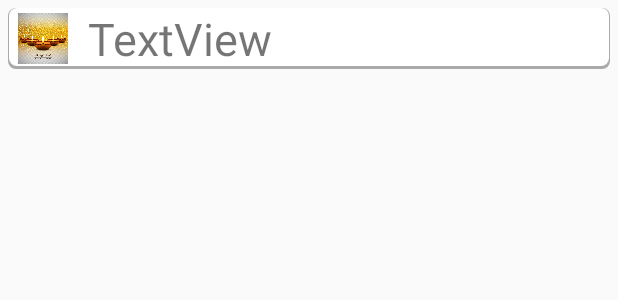
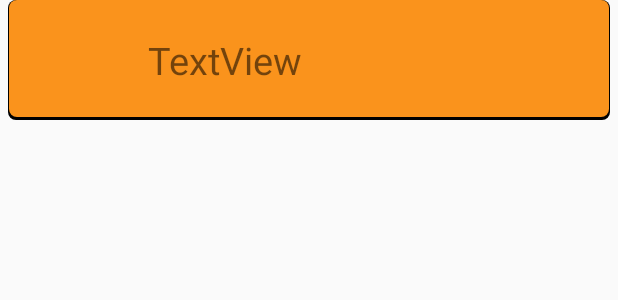
Before and after one commit to Himanshijaat/HimanshiMusicApp, an Android app: the layout custom_festive_song_list.xml on its own in the app's theme, with its tools: preview values and no code run, on a phone screen of 412 x 824 dp. Shown: the top 300 px of the screen. Run offline under Robolectric (Android 15) with nearby library versions, the phone set to English and light mode, and no system bars.

Commit message:
list created

```diff
--- a/app/src/main/AndroidManifest.xml
+++ b/app/src/main/AndroidManifest.xml
@@ -10,11 +10,16 @@
         android:supportsRtl="true"
         android:theme="@style/AppTheme">
         <activity android:name=".MainActivity">
+
+        </activity>
+
+        <activity android:name=".FestivalSongs">
             <intent-filter>
                 <action android:name="android.intent.action.MAIN" />
 
                 <category android:name="android.intent.category.LAUNCHER" />
             </intent-filter>
+
         </activity>
     </application>
 
--- a/app/src/main/java/com/example/hp/musicapp/HomeFragment.java
+++ b/app/src/main/java/com/example/hp/musicapp/HomeFragment.java
@@ -67,12 +67,6 @@ public class HomeFragment extends Fragment {
         a = new Album("Dainik Aartiyan", 1, covers[5]);
         albumList.add(a);
 
-
-
-
-
-
-
         adapter.notifyDataSetChanged();
     }
 
--- a/app/src/main/java/com/example/hp/musicapp/MainActivity.java
+++ b/app/src/main/java/com/example/hp/musicapp/MainActivity.java
@@ -4,13 +4,14 @@ import android.app.Activity;
 import android.content.Intent;
 import android.os.Bundle;
 import android.support.annotation.Nullable;
+import android.support.v7.app.AppCompatActivity;
 import android.widget.FrameLayout;
 
 /**
  * Created by hp on 12/18/2017.
  */
 
-public class MainActivity extends Activity {
+public class MainActivity extends AppCompatActivity {
 
     @Override
     protected void onCreate(@Nullable Bundle savedInstanceState) {
--- a/app/src/main/res/drawable/shadow_background.xml
+++ b/app/src/main/res/drawable/shadow_background.xml
@@ -3,14 +3,14 @@
     <item >
         <shape
             android:shape="rectangle">
-            <solid android:color="@android:color/darker_gray" />
+            <solid android:color="@android:color/primary_text_light" />
             <corners android:radius="5dp"/>
         </shape>
     </item>
     <item android:right="1dp" android:left="1dp" android:bottom="2dp">
         <shape
             android:shape="rectangle">
-            <solid android:color="@android:color/white"/>
+            <solid android:color="@color/colorPrimary"/>
             <corners android:radius="5dp"/>
         </shape>
     </item>
--- a/app/src/main/res/drawable-v24/white_corner.xml
+++ b/app/src/main/res/drawable/white_corner.xml
@@ -1,7 +1,6 @@
 <shape xmlns:android="http://schemas.android.com/apk/res/android"
     android:shape="rectangle">
     <corners
-        android:radius="5dp" />
-
-    <solid android:color="#ffffff"/>
+        android:radius="10dp" />
+    <solid android:color="@color/colorPrimary"/>
 </shape>
--- a/app/src/main/res/layout/custom_festive_song_list.xml
+++ b/app/src/main/res/layout/custom_festive_song_list.xml
@@ -1,13 +1,13 @@
 <?xml version="1.0" encoding="utf-8"?>
 <LinearLayout
-    xmlns:android="http://schemas.android.com/apk/res/android" android:layout_width="match_parent"
+    xmlns:android="http://schemas.android.com/apk/res/android"
+    android:layout_width="match_parent"
     android:layout_height="match_parent"
     >
 
     <LinearLayout
         android:layout_width="match_parent"
-        android:layout_height="wrap_content"
-        android:layout_marginTop="5dp"
+        android:layout_height="80dp"
         android:layout_marginLeft="5dp"
         android:layout_marginRight="5dp"
         android:background="@drawable/shadow_background">
@@ -16,18 +16,19 @@
     <ImageView
         android:id="@+id/festivalImage"
         android:layout_height="fill_parent"
-        android:layout_width="40dp"
+        android:layout_width="80dp"
         android:layout_marginLeft="3dp"
         android:layout_marginTop="3dp"
         android:layout_marginBottom="3dp"
-        android:background="@drawable/white_corner"
-        android:src="@drawable/diwali" />
+        />
+
 
     <TextView
         android:id="@+id/festivalName"
         android:layout_width="wrap_content"
         android:layout_height="wrap_content"
-        android:textSize="30dp"
+        android:textSize="25dp"
+        android:layout_gravity="center"
         android:layout_marginLeft="10dp"
         android:text="TextView" />
     </LinearLayout>
```
Also changed, not shown: app/src/main/java/com/example/hp/musicapp/AlbumsAdapter.java (+25 -1 lines), app/src/main/java/com/example/hp/musicapp/Fest_Song_List_Adapter.java (+32 -17 lines), app/src/main/java/com/example/hp/musicapp/FestivalSongs.java (+13 -26 lines), app/src/main/res/layout/activity_festival_songs.xml (added, +20 -0 lines), app/src/main/res/layout/festival_songs.xml (deleted, +0 -15 lines), app/src/main/res/layout/framelayout.xml (deleted, +0 -13 lines), app/src/main/res/drawable/christmas.jpg (renamed from app/src/main/res/drawable-v24/christmas.jpg), app/src/main/res/drawable/diwali.png (renamed from app/src/main/res/drawable-v24/diwali.png), app/src/main/res/drawable/guruparv.jpg (renamed from app/src/main/res/drawable-v24/guruparv.jpg), app/src/main/res/drawable/navratre.jpg (renamed from app/src/main/res/drawable-v24/navratre.jpg), app/src/main/res/drawable/ramnavmi.jpg (renamed from app/src/main/res/drawable-v24/ramnavmi.jpg), 2 other files.
